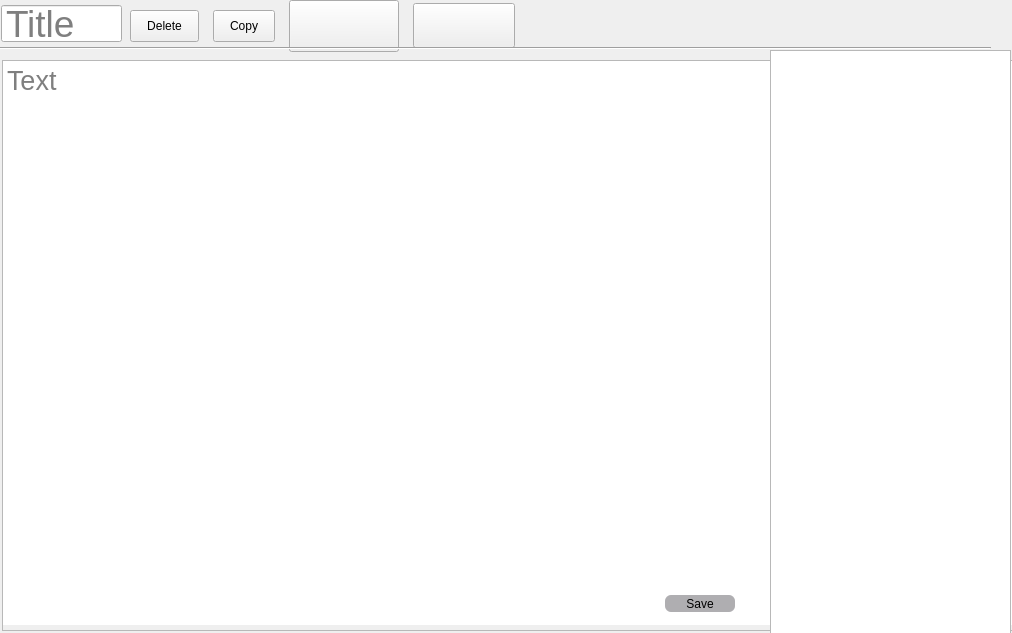
Old version of the form gui/phrase_generation/phrase_generation.ui in the repository LotusAndCompany/devtools.
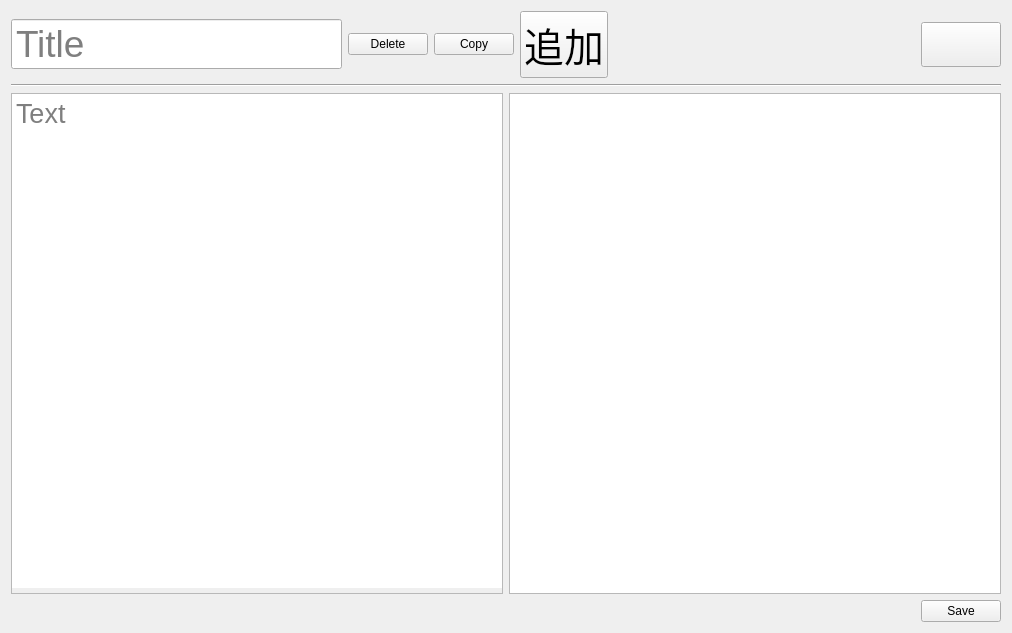
New version of the form. Icons and pictures are not drawn.

Commit message: fix(phrase_generation): improve save button position in phrase generation UI (#43)

The edit to the form file:
```diff
--- a/gui/phrase_generation/phrase_generation.ui
+++ b/gui/phrase_generation/phrase_generation.ui
@@ -19,129 +19,57 @@
   <property name="windowTitle">
    <string>Form</string>
   </property>
-  <widget class="Line" name="line">
-   <property name="geometry">
-    <rect>
-     <x>0</x>
-     <y>40</y>
-     <width>991</width>
-     <height>16</height>
-    </rect>
-   </property>
-   <property name="sizePolicy">
-    <sizepolicy hsizetype="Expanding" vsizetype="Fixed">
-     <horstretch>0</horstretch>
-     <verstretch>0</verstretch>
-    </sizepolicy>
-   </property>
-   <property name="orientation">
-    <enum>Qt::Horizontal</enum>
-   </property>
-  </widget>
-  <widget class="QPushButton" name="saveButton">
-   <property name="geometry">
-    <rect>
-     <x>665</x>
-     <y>595</y>
-     <width>100</width>
-     <height>32</height>
-    </rect>
-   </property>
-   <property name="sizePolicy">
-    <sizepolicy hsizetype="Fixed" vsizetype="Fixed">
-     <horstretch>0</horstretch>
-     <verstretch>0</verstretch>
-    </sizepolicy>
-   </property>
-   <property name="font">
-    <font>
-     <kerning>true</kerning>
-    </font>
-   </property>
-   <property name="styleSheet">
-    <string notr="true">margin-right: 30px;
-margin-bottom: 15px;
-padding-top: 3px;
-padding-bottom: 3px;
-padding-left: 10px;
-padding-right: 10px;
-border-radius: 6px;
-background-color: rgb(175, 174, 177);</string>
-   </property>
-   <property name="text">
-    <string>Save</string>
-   </property>
-  </widget>
-  <widget class="QTreeWidget" name="titleTreeWidget">
-   <property name="geometry">
-    <rect>
-     <x>770</x>
-     <y>50</y>
-     <width>241</width>
-     <height>600</height>
-    </rect>
-   </property>
-   <property name="sizePolicy">
-    <sizepolicy hsizetype="MinimumExpanding" vsizetype="Expanding">
-     <horstretch>0</horstretch>
-     <verstretch>0</verstretch>
-    </sizepolicy>
-   </property>
-   <property name="styleSheet">
-    <string notr="true"/>
-   </property>
-   <property name="headerHidden">
-    <bool>true</bool>
-   </property>
-   <property name="columnCount">
-    <number>2</number>
-   </property>
-   <column>
-    <property name="text">
-     <string notr="true">1</string>
-    </property>
-   </column>
-   <column>
-    <property name="text">
-     <string notr="true">2</string>
-    </property>
-   </column>
-  </widget>
-  <widget class="QPlainTextEdit" name="templateText">
+  <layout class="QVBoxLayout" name="verticalLayout_2">
+   <item>
+    <layout class="QHBoxLayout" name="horizontalLayout">
+     <item>
+      <widget class="QLineEdit" name="templateTitle">
    <property name="enabled">
     <bool>true</bool>
    </property>
-   <property name="geometry">
-    <rect>
-     <x>2</x>
-     <y>60</y>
-     <width>1011</width>
-     <height>571</height>
-    </rect>
-   </property>
    <property name="font">
     <font>
-     <pointsize>20</pointsize>
+         <pointsize>28</pointsize>
     </font>
    </property>
    <property name="styleSheet">
-    <string notr="true">QPlainTextEdit {
-    padding: 0px 0px 5px 0px;
+        <string notr="true">QLineEdit {
+    padding: 2px 0px 2px 2px;
 }</string>
    </property>
    <property name="placeholderText">
-    <string>Text</string>
-   </property>
-  </widget>
+        <string>Title</string>
+       </property>
+      </widget>
+     </item>
+     <item>
+      <widget class="QPushButton" name="deleteButton">
+       <property name="sizePolicy">
+        <sizepolicy hsizetype="Maximum" vsizetype="Fixed">
+         <horstretch>0</horstretch>
+         <verstretch>0</verstretch>
+        </sizepolicy>
+       </property>
+       <property name="text">
+        <string>Delete</string>
+       </property>
+      </widget>
+     </item>
+     <item>
+      <widget class="QPushButton" name="copyButton">
+       <property name="sizePolicy">
+        <sizepolicy hsizetype="Maximum" vsizetype="Fixed">
+         <horstretch>0</horstretch>
+         <verstretch>0</verstretch>
+        </sizepolicy>
+       </property>
+       <property name="text">
+        <string>Copy</string>
+       </property>
+      </widget>
+     </item>
+     <item>
   <widget class="QPushButton" name="addButton">
-   <property name="geometry">
-    <rect>
-     <x>289</x>
-     <y>0</y>
-     <width>110</width>
-     <height>52</height>
-    </rect>
-   </property>
    <property name="sizePolicy">
     <sizepolicy hsizetype="Maximum" vsizetype="Fixed">
      <horstretch>0</horstretch>
@@ -154,21 +82,34 @@
     </font>
    </property>
    <property name="text">
-    <string/>
+        <string>追加</string>
+       </property>
+       <property name="toolTip">
+        <string>追加</string>
+       </property>
+       <property name="accessibleName">
+        <string>追加</string>
    </property>
    <property name="icon">
     <iconset theme="add"/>
    </property>
   </widget>
+     </item>
+     <item>
+      <spacer name="horizontalSpacer">
+       <property name="orientation">
+        <enum>Qt::Horizontal</enum>
+       </property>
+       <property name="sizeHint" stdset="0">
+        <size>
+         <width>40</width>
+         <height>20</height>
+        </size>
+       </property>
+      </spacer>
+     </item>
+     <item>
   <widget class="QPushButton" name="toggleTreeButton">
-   <property name="geometry">
-    <rect>
-     <x>413</x>
-     <y>3</y>
-     <width>102</width>
-     <height>45</height>
-    </rect>
-   </property>
    <property name="sizePolicy">
     <sizepolicy hsizetype="Maximum" vsizetype="Fixed">
      <horstretch>0</horstretch>
@@ -183,85 +124,130 @@
     </font>
    </property>
    <property name="text">
-    <string/>
+        <string>ツリービュー切替</string>
+       </property>
+       <property name="toolTip">
+        <string>ツリービュー切替</string>
+       </property>
+       <property name="accessibleName">
+        <string>ツリービュー切替</string>
    </property>
    <property name="icon">
     <iconset theme="menu"/>
    </property>
   </widget>
-  <widget class="QPushButton" name="deleteButton">
-   <property name="geometry">
-    <rect>
-     <x>130</x>
-     <y>10</y>
-     <width>69</width>
-     <height>32</height>
-    </rect>
-   </property>
+     </item>
+    </layout>
+   </item>
+   <item>
+    <widget class="Line" name="line">
    <property name="sizePolicy">
-    <sizepolicy hsizetype="Maximum" vsizetype="Fixed">
+      <sizepolicy hsizetype="Expanding" vsizetype="Fixed">
      <horstretch>0</horstretch>
      <verstretch>0</verstretch>
     </sizepolicy>
    </property>
-   <property name="text">
-    <string>Delete</string>
-   </property>
-  </widget>
-  <widget class="QPushButton" name="copyButton">
-   <property name="geometry">
-    <rect>
-     <x>213</x>
-     <y>10</y>
-     <width>62</width>
-     <height>32</height>
-    </rect>
-   </property>
-   <property name="sizePolicy">
-    <sizepolicy hsizetype="Maximum" vsizetype="Fixed">
-     <horstretch>0</horstretch>
-     <verstretch>0</verstretch>
-    </sizepolicy>
-   </property>
-   <property name="text">
-    <string>Copy</string>
-   </property>
-  </widget>
-  <widget class="QLineEdit" name="templateTitle">
+     <property name="orientation">
+      <enum>Qt::Horizontal</enum>
+     </property>
+    </widget>
+   </item>
+   <item>
+    <layout class="QVBoxLayout" name="verticalLayout" stretch="1,0">
+     <item>
+      <layout class="QHBoxLayout" name="horizontalLayout_3">
+       <item>
+        <widget class="QPlainTextEdit" name="templateText">
    <property name="enabled">
     <bool>true</bool>
    </property>
-   <property name="geometry">
-    <rect>
-     <x>1</x>
-     <y>5</y>
-     <width>121</width>
-     <height>37</height>
-    </rect>
-   </property>
    <property name="font">
     <font>
-     <pointsize>28</pointsize>
+           <pointsize>20</pointsize>
     </font>
    </property>
    <property name="styleSheet">
-    <string notr="true">QLineEdit {
-    padding: 2px 0px 2px 2px;
+          <string notr="true">QPlainTextEdit {
+    padding: 0px 0px 5px 0px;
 }</string>
    </property>
    <property name="placeholderText">
-    <string>Title</string>
-   </property>
-  </widget>
-  <zorder>addButton</zorder>
-  <zorder>toggleTreeButton</zorder>
-  <zorder>deleteButton</zorder>
-  <zorder>copyButton</zorder>
-  <zorder>templateTitle</zorder>
-  <zorder>templateText</zorder>
-  <zorder>line</zorder>
-  <zorder>saveButton</zorder>
-  <zorder>titleTreeWidget</zorder>
+          <string>Text</string>
+         </property>
+        </widget>
+       </item>
+       <item>
+        <widget class="QTreeWidget" name="titleTreeWidget">
+         <property name="sizePolicy">
+          <sizepolicy hsizetype="Expanding" vsizetype="Expanding">
+           <horstretch>0</horstretch>
+           <verstretch>0</verstretch>
+          </sizepolicy>
+         </property>
+         <property name="styleSheet">
+          <string notr="true"/>
+         </property>
+         <property name="headerHidden">
+          <bool>true</bool>
+         </property>
+         <property name="columnCount">
+          <number>2</number>
+         </property>
+         <column>
+          <property name="text">
+           <string notr="true">1</string>
+          </property>
+         </column>
+         <column>
+          <property name="text">
+           <string notr="true">2</string>
+          </property>
+         </column>
+        </widget>
+       </item>
+      </layout>
+     </item>
+     <item>
+      <layout class="QHBoxLayout" name="horizontalLayout_2">
+       <item>
+        <spacer name="horizontalSpacer_2">
+         <property name="orientation">
+          <enum>Qt::Horizontal</enum>
+         </property>
+         <property name="sizeHint" stdset="0">
+          <size>
+           <width>40</width>
+           <height>20</height>
+          </size>
+         </property>
+        </spacer>
+       </item>
+       <item>
+        <widget class="QPushButton" name="saveButton">
+         <property name="sizePolicy">
+          <sizepolicy hsizetype="Fixed" vsizetype="Fixed">
+           <horstretch>0</horstretch>
+           <verstretch>0</verstretch>
+          </sizepolicy>
+         </property>
+         <property name="font">
+          <font>
+           <kerning>true</kerning>
+          </font>
+         </property>
+         <property name="styleSheet">
+          <string notr="true"/>
+         </property>
+         <property name="text">
+          <string>Save</string>
+         </property>
+        </widget>
+       </item>
+      </layout>
+     </item>
+    </layout>
+   </item>
+  </layout>
  </widget>
  <resources/>
  <connections/>
```
Lines whose indentation alone changed are shown as unchanged. The commit also changes 3 other files.
